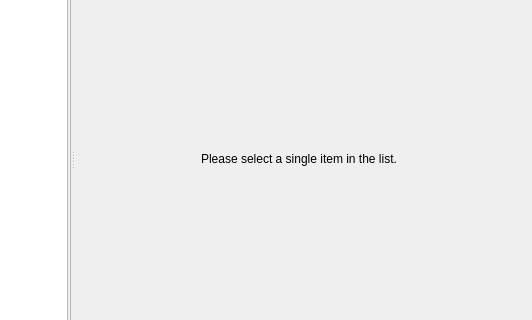
First picture: the form in resources/dialog.ui, repository shotgunsoftware/tk-multi-publish2, before the edit; both pictures show x 205 to 737 and y 124 to 444 of the 737 by 615 pixel window.
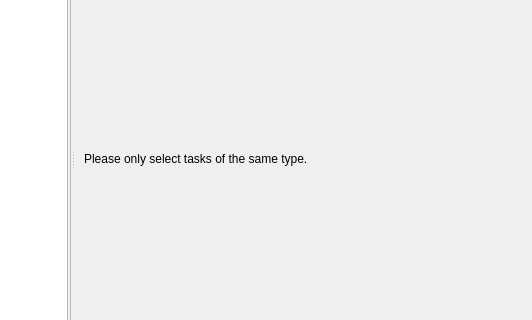
Second picture: the form after the edit. The open tabs and pages were chosen to show the change. Icons and pictures are not drawn. Custom widgets are drawn as their Qt base class.

Commit message: updated mismatched multi selection text.

Patch:
```diff
--- a/resources/dialog.ui
+++ b/resources/dialog.ui
@@ -679,7 +679,7 @@
                   <item>
                    <widget class="QLabel" name="please_select_an_item">
                     <property name="text">
-                     <string>Please select a single item in the list.</string>
+                     <string>Please select tasks of the same type or a single item.</string>
                     </property>
                     <property name="alignment">
                      <set>Qt::AlignCenter</set>
@@ -688,6 +688,17 @@
                   </item>
                  </layout>
                 </widget>
+                <widget class="QWidget" name="details_please_select_tasks_of_same_type">
+                 <layout class="QVBoxLayout" name="verticalLayout_15">
+                  <item>
+                   <widget class="QLabel" name="label_2">
+                    <property name="text">
+                     <string>Please only select tasks of the same type.</string>
+                    </property>
+                   </widget>
+                  </item>
+                 </layout>
+                </widget>
                </widget>
               </item>
              </layout>
```
Left out of the diff: 10 changed lines with no effect on the pictures. The commit also changes 2 other files.
